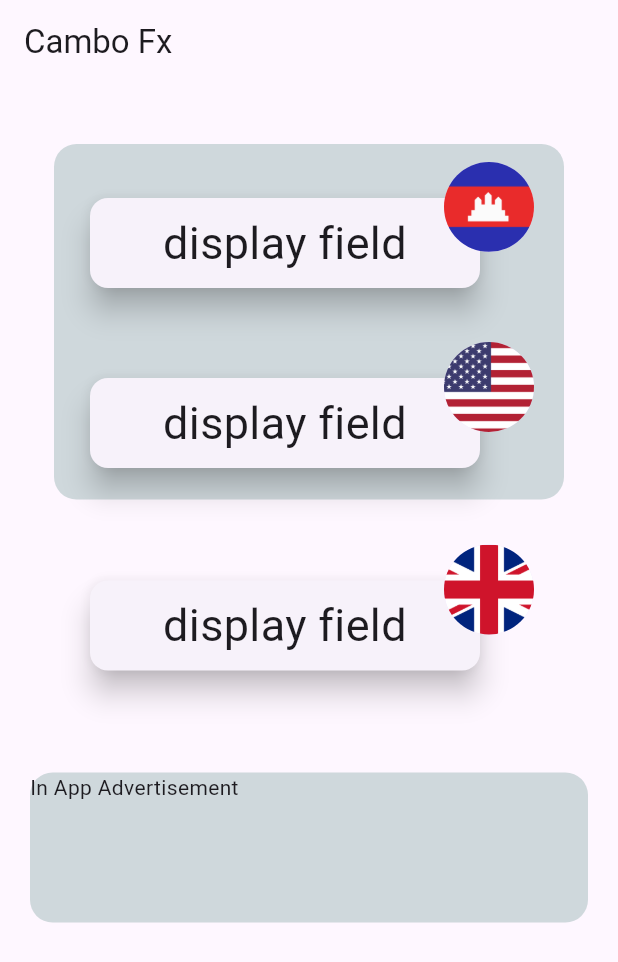
After one commit to carlstep/cambo_fx_v5, a Flutter app: the screen it shows after launch, on a phone screen of 412 x 824 dp. The commit adds this screen. Shown: the top 962 px of the screen. Run offline on Flutter 3.47's test engine with Material 3 defaults, Android fonts, the light colour scheme and no system bars.

Commit message:
update to packages

```diff
--- /dev/null
+++ b/devtools_options.yaml
@@ -0,0 +1 @@
+extensions:
--- /dev/null
+++ b/lib/screens/conversion_screen.dart
@@ -0,0 +1,123 @@
+import 'package:cambo_fx_v5/widgets/display_card.dart';
+import 'package:cambo_fx_v5/widgets/input_card.dart';
+import 'package:flutter/material.dart';
+
+class ConversionScreen extends StatefulWidget {
+  const ConversionScreen({
+    super.key,
+  });
+
+  @override
+  State<ConversionScreen> createState() => _ConversionScreenState();
+}
+
+class _ConversionScreenState extends State<ConversionScreen> {
+  bool _isSelectedA = false;
+  bool _isSelectedB = false;
+  bool _isSelectedC = false;
+  @override
+  Widget build(BuildContext context) {
+    return Scaffold(
+      appBar: AppBar(
+        title: const Text('Cambo Fx'),
+      ),
+      body: SingleChildScrollView(
+        child: Column(
+          mainAxisAlignment: MainAxisAlignment.spaceEvenly,
+          children: [
+            const SizedBox(
+              height: 40,
+            ),
+            Center(
+              child: Container(
+                padding: const EdgeInsets.fromLTRB(10, 2, 10, 5),
+                decoration: BoxDecoration(
+                  borderRadius: BorderRadius.circular(15),
+                  color: Colors.blueGrey[100],
+                ),
+                // margin: EdgeInsets.symmetric(vertical: 15, horizontal: 20),
+                child: Padding(
+                  padding:
+                      const EdgeInsets.symmetric(horizontal: 10, vertical: 0),
+                  child: Column(
+                    children: [
+                      SizedBox(
+                        child: GestureDetector(
+                          onTap: () {
+                            setState(() {
+                              _isSelectedA = !_isSelectedA;
+                              _isSelectedB = false;
+                              _isSelectedC = false;
+                            });
+                          },
+                          child: _isSelectedA
+                              ? const InputCard(
+                                  countryName: 'cambodia',
+                                )
+                              : const DisplayCard(countryName: 'cambodia'),
+                        ),
+                      ),
+                      const SizedBox(
+                        height: 10,
+                      ),
+                      SizedBox(
+                        child: GestureDetector(
+                          onTap: () {
+                            setState(() {
+                              _isSelectedA = false;
+                              _isSelectedB = !_isSelectedB;
+                              _isSelectedC = false;
+                            });
+                          },
+                          child: _isSelectedB
+                              ? const InputCard(
+                                  countryName: 'usa',
+                                )
+                              : const DisplayCard(countryName: 'usa'),
+                        ),
+                      ),
+                    ],
+                  ),
+                ),
+              ),
+            ),
+            const SizedBox(
+              height: 20,
+            ),
+            SizedBox(
+              child: GestureDetector(
+                onTap: () {
+                  setState(() {
+                    _isSelectedA = false;
+                    _isSelectedB = false;
+                    _isSelectedC = !_isSelectedC;
+                  });
+                },
+                child: _isSelectedC
+                    ? const InputCard(
+                        countryName: 'uk',
+                      )
+                    : const DisplayCard(countryName: 'uk'),
+              ),
+            ),
+            const SizedBox(
+              height: 50,
+            ),
+            Padding(
+              padding: const EdgeInsets.fromLTRB(20, 2, 20, 0),
+              child: Container(
+                height: 100,
+                width: double.infinity,
+                decoration: BoxDecoration(
+                  borderRadius: BorderRadius.circular(15),
+                  color: Colors.blueGrey[100],
+                ),
+                child: Text('In App Advertisement'),
+              ),
+            ),
+          ],
+        ),
+      ),
+    );
+  }
+}
--- a/lib/widgets/display_card.dart
+++ b/lib/widgets/display_card.dart
@@ -1,3 +1,4 @@
+// ignore_for_file: public_member_api_docs, sort_constructors_first
 import 'package:flutter/material.dart';
 
 import './display_flag.dart';
@@ -5,7 +6,10 @@ import './display_flag.dart';
 class DisplayCard extends StatefulWidget {
   final String countryName;
 
-  const DisplayCard({required this.countryName});
+  const DisplayCard({
+    Key? key,
+    required this.countryName,
+  }) : super(key: key);
 
   @override
   State<DisplayCard> createState() => _DisplayCardState();
--- a/lib/widgets/display_flag.dart
+++ b/lib/widgets/display_flag.dart
@@ -1,12 +1,15 @@
+// ignore_for_file: public_member_api_docs, sort_constructors_first
+import 'package:flutter/material.dart';
+
 import 'package:cambo_fx_v5/widgets/displayflag_modal_bottom_sheet.dart';
-import 'package:flutter/material.dart';
 
 class DisplayFlag extends StatefulWidget {
   final String countryName;
 
   const DisplayFlag({
+    Key? key,
     required this.countryName,
-  });
+  }) : super(key: key);
 
   @override
   State<DisplayFlag> createState() => _DisplayFlagState();
--- a/pubspec.yaml
+++ b/pubspec.yaml
@@ -44,7 +44,7 @@ dev_dependencies:
   # activated in the `analysis_options.yaml` file located at the root of your
   # package. See that file for information about deactivating specific lint
   # rules and activating additional ones.
-  flutter_lints: ^2.0.0
+  flutter_lints: ^3.0.1
 
 # For information on the generic Dart part of this file, see the
 # following page: https://dart.dev/tools/pub/pubspec
```
Also changed, not shown: lib/main.dart (+2 -122 lines), Simulator Screenshot - iPhone 15 Pro Max - 2023-10-28 at 07.54.01.png (added), pubspec.lock, 4 other files.
